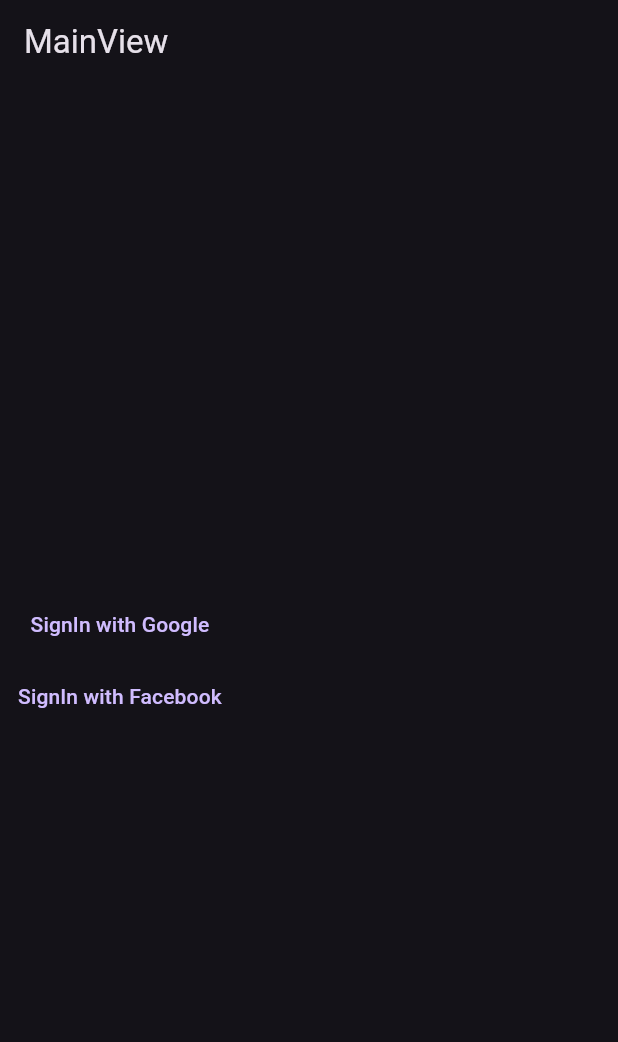
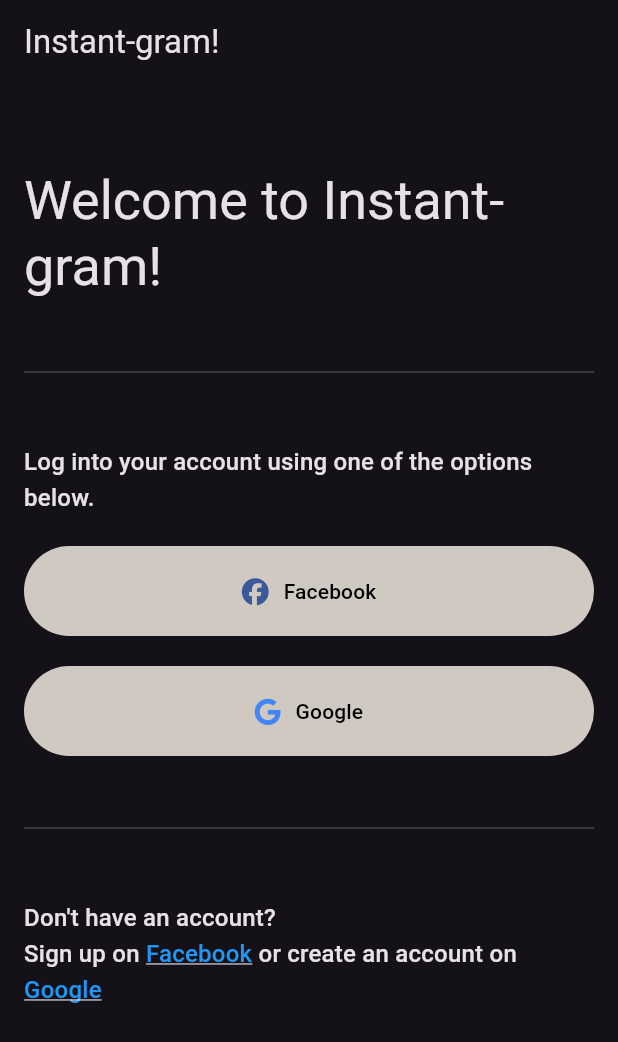
Before and after one commit to kycinski/instagram-clone, a Flutter app: the screen it shows after launch, on a phone screen of 412 x 824 dp. Shown: the top 1042 px of the screen. Run offline on Flutter 3.47's test engine with Material 3 defaults, Android fonts, the phone set to English and light mode, and no system bars; our stand-ins replace cloud_firestore, equatable, firebase_auth, firebase_core, font_awesome_flutter, google_sign_in and 1 more; missing offline and left inert: flutter_facebook_auth; accounts and stored records are empty.

Commit message:
LoginView done

```diff
--- /dev/null
+++ b/lib/extensions/string/as_html_color_to_color.dart
@@ -0,0 +1,11 @@
+import 'package:flutter/material.dart';
+import 'package:instagram_clone/extensions/string/remove_all.dart';
+
+extension AsHtmlColorToColor on String {
+  Color htmlColorToColor() => Color(
+        int.parse(
+          removeAll(['0x', '#']).padLeft(8, 'ff'),
+          radix: 16,
+        ),
+      );
+}
--- /dev/null
+++ b/lib/extensions/string/remove_all.dart
@@ -0,0 +1,9 @@
+extension RemoveAll on String {
+  String removeAll(Iterable<String> values) => values.fold(
+        this,
+        (result, value) => result.replaceAll(
+          value,
+          '',
+        ),
+      );
+}
--- a/lib/main.dart
+++ b/lib/main.dart
@@ -6,6 +6,7 @@ import 'package:instagram_clone/state/auth/providers/auth_state_provider.dart';
 import 'package:instagram_clone/state/auth/providers/is_logged_in_provider.dart';
 import 'package:instagram_clone/state/providers/is_loading_provider.dart';
 import 'package:instagram_clone/views/components/loading/loading_screen.dart';
+import 'package:instagram_clone/views/login/login_view.dart';
 
 void main() async {
   WidgetsFlutterBinding.ensureInitialized();
@@ -66,29 +67,3 @@ class MainView extends StatelessWidget {
     );
   }
 }
-
-class LoginView extends ConsumerWidget {
-  const LoginView({super.key});
-
-  @override
-  Widget build(BuildContext context, WidgetRef ref) {
-    return Scaffold(
-      appBar: AppBar(
-        title: const Text('MainView'),
-      ),
-      body: Column(
-        mainAxisAlignment: MainAxisAlignment.center,
-        children: [
-          TextButton(
-            onPressed: ref.read(authStateProvider.notifier).loginWithGoogle,
-            child: const Text('SignIn with Google'),
-          ),
-          TextButton(
-            onPressed: ref.read(authStateProvider.notifier).loginWithFacebook,
-            child: const Text('SignIn with Facebook'),
-          ),
-        ],
-      ),
-    );
-  }
-}
--- a/lib/views/components/loading/loading_screen.dart
+++ b/lib/views/components/loading/loading_screen.dart
@@ -30,7 +30,7 @@ class LoadingScreen {
     _controller = null;
   }
 
-  LoadingScreenController? showOverlay({
+  LoadingScreenController showOverlay({
     required BuildContext context,
     required String text,
   }) {
--- /dev/null
+++ b/lib/views/components/rich_text/base_text.dart
@@ -0,0 +1,35 @@
+import 'package:flutter/material.dart' show immutable, TextStyle, Colors, TextDecoration, VoidCallback;
+import 'package:instagram_clone/views/components/rich_text/link_text.dart';
+
+@immutable
+class BaseText {
+  final String text;
+  final TextStyle? style;
+
+  const BaseText({
+    required this.text,
+    this.style,
+  });
+
+  factory BaseText.plain({
+    required String text,
+    TextStyle? style = const TextStyle(),
+  }) =>
+      BaseText(
+        text: text,
+        style: style,
+      );
+  factory BaseText.link({
+    required String text,
+    required VoidCallback onTapped,
+    TextStyle? style = const TextStyle(
+      color: Colors.blue,
+      decoration: TextDecoration.underline,
+    ),
+  }) =>
+      LinkText(
+        text: text,
+        onTapped: onTapped,
+        style: style,
+      );
+}
--- /dev/null
+++ b/lib/views/components/rich_text/link_text.dart
@@ -0,0 +1,12 @@
+import 'package:flutter/foundation.dart' show immutable, VoidCallback;
+import 'package:instagram_clone/views/components/rich_text/base_text.dart';
+
+@immutable
+class LinkText extends BaseText {
+  final VoidCallback onTapped;
+  const LinkText({
+    required super.text,
+    required this.onTapped,
+    super.style,
+  });
+}
--- /dev/null
+++ b/lib/views/components/rich_text/rich_text_widget.dart
@@ -0,0 +1,39 @@
+import 'package:flutter/gestures.dart';
+import 'package:flutter/material.dart';
+import 'package:instagram_clone/views/components/rich_text/base_text.dart';
+import 'package:instagram_clone/views/components/rich_text/link_text.dart';
+
+class RichTextWidget extends StatelessWidget {
+  final Iterable<BaseText> texts;
+  final TextStyle? styleForAll;
+
+  const RichTextWidget({
+    super.key,
+    required this.texts,
+    this.styleForAll,
+  });
+
+  @override
+  Widget build(BuildContext context) {
+    return RichText(
+      text: TextSpan(
+        children: texts.map(
+          (baseText) {
+            if (baseText is LinkText) {
+              return TextSpan(
+                text: baseText.text,
+                style: styleForAll?.merge(baseText.style),
+                recognizer: TapGestureRecognizer()..onTap = baseText.onTapped,
+              );
+            } else {
+              return TextSpan(
+                text: baseText.text,
+                style: styleForAll?.merge(baseText.style),
+              );
+            }
+          },
+        ).toList(),
+      ),
+    );
+  }
+}
--- /dev/null
+++ b/lib/views/constants/app_colors.dart
@@ -0,0 +1,11 @@
+import 'package:flutter/material.dart' show immutable, Colors;
+import 'package:instagram_clone/extensions/string/as_html_color_to_color.dart';
+
+@immutable
+class AppColors {
+  static final loginButtonColor = '#cfc9c2'.htmlColorToColor();
+  static const loginButtonTextColor = Colors.black;
+  static final googleColor = '#4285F4'.htmlColorToColor();
+  static final facebookColor = '#3b5998'.htmlColorToColor();
+  const AppColors._();
+}
--- /dev/null
+++ b/lib/views/constants/strings.dart
@@ -0,0 +1,37 @@
+import 'package:flutter/foundation.dart' show immutable;
+
+@immutable
+class Strings {
+  static const appName = 'Instant-gram!';
+  static const welcomeToAppName = 'Welcome to ${Strings.appName}';
+  static const youHaveNoPosts =
+      'You have not made a post yet. Press either the video-upload or the photo-upload buttons to the top of the screen in order to upload your first post!';
+  static const noPostsAvailable =
+      "Nobody seems to have made any posts yet. Why don't you take the first step and upload your first post?!";
+  static const enterYourSearchTerm =
+      'Enter your search term in order go get started. You can search in the description of all posts available in the system';
+  static const facebook = 'Facebook';
+  static const facebookSignupUrl = 'https://www.facebook.com/signup';
+  static const google = 'Google';
+  static const googleSignupUrl = 'https://accounts.google.com/signup';
+  static const logIntoYourAccount = 'Log into your account using one of the options below.';
+  static const comments = 'Comments';
+  static const writeYourCommentHere = 'Write your comment here...';
+  static const checkOutThisPost = 'Check out this post!';
+  static const postDetails = 'Post Details';
+  static const post = 'post';
+
+  static const createNewPost = 'Create New Post';
+  static const pleaseWriteYourMessageHere = 'Please write your message here';
+
+  static const noCommentsYet =
+      'Nobody has commented on this post yet. You can change that though, and be the first person who comments!';
+
+  static const enterYourSearchTermHere = 'Enter your search term here';
+
+  // login view rich text at bottom
+  static const dontHaveAnAccount = "Don't have an account?\n";
+  static const signUpOn = 'Sign up on ';
+  static const orCreateAnAccountOn = ' or create an account on ';
+  const Strings._();
+}
--- /dev/null
+++ b/lib/views/login/divider_with_margins.dart
@@ -0,0 +1,20 @@
+import 'package:flutter/material.dart';
+
+class DividerWithMargins extends StatelessWidget {
+  const DividerWithMargins({super.key});
+
+  @override
+  Widget build(BuildContext context) {
+    return const Column(
+      children: [
+        SizedBox(
+          height: 40,
+        ),
+        Divider(),
+        SizedBox(
+          height: 40,
+        )
+      ],
+    );
+  }
+}
--- /dev/null
+++ b/lib/views/login/facebook_button.dart
@@ -0,0 +1,30 @@
+import 'package:flutter/material.dart';
+import 'package:font_awesome_flutter/font_awesome_flutter.dart';
+import 'package:instagram_clone/views/constants/app_colors.dart';
+import 'package:instagram_clone/views/constants/strings.dart';
+
+class FacebookButton extends StatelessWidget {
+  const FacebookButton({super.key});
+
+  @override
+  Widget build(BuildContext context) {
+    return SizedBox(
+      height: 44,
+      child: Row(
+        mainAxisAlignment: MainAxisAlignment.center,
+        children: [
+          FaIcon(
+            FontAwesomeIcons.facebook,
+            color: AppColors.facebookColor,
+          ),
+          const SizedBox(
+            width: 10,
+          ),
+          const Text(
+            Strings.facebook,
+          ),
+        ],
+      ),
+    );
+  }
+}
--- /dev/null
+++ b/lib/views/login/google_button.dart
@@ -0,0 +1,30 @@
+import 'package:flutter/material.dart';
+import 'package:font_awesome_flutter/font_awesome_flutter.dart';
+import 'package:instagram_clone/views/constants/app_colors.dart';
+import 'package:instagram_clone/views/constants/strings.dart';
+
+class GoogleButton extends StatelessWidget {
+  const GoogleButton({super.key});
+
+  @override
+  Widget build(BuildContext context) {
+    return SizedBox(
+      height: 44,
+      child: Row(
+        mainAxisAlignment: MainAxisAlignment.center,
+        children: [
+          FaIcon(
+            FontAwesomeIcons.google,
+            color: AppColors.googleColor,
+          ),
+          const SizedBox(
+            width: 10,
+          ),
+          const Text(
+            Strings.google,
+          ),
+        ],
+      ),
+    );
+  }
+}
--- /dev/null
+++ b/lib/views/login/login_view.dart
@@ -0,0 +1,70 @@
+import 'package:flutter/material.dart';
+import 'package:hooks_riverpod/hooks_riverpod.dart';
+import 'package:instagram_clone/state/auth/providers/auth_state_provider.dart';
+import 'package:instagram_clone/views/constants/app_colors.dart';
+import 'package:instagram_clone/views/constants/strings.dart';
+import 'package:instagram_clone/views/login/divider_with_margins.dart';
+import 'package:instagram_clone/views/login/facebook_button.dart';
+import 'package:instagram_clone/views/login/google_button.dart';
+import 'package:instagram_clone/views/login/login_view_signup_links.dart';
+
+class LoginView extends ConsumerWidget {
+  const LoginView({super.key});
+
+  @override
+  Widget build(BuildContext context, WidgetRef ref) {
+    return Scaffold(
+      appBar: AppBar(
+        title: const Text(
+          Strings.appName,
+        ),
+      ),
+      body: Padding(
+        padding: const EdgeInsets.all(16),
+        child: SingleChildScrollView(
+          child: Column(
+            crossAxisAlignment: CrossAxisAlignment.stretch,
+            children: [
+              const SizedBox(
+                height: 40,
+              ),
+              Text(
+                Strings.welcomeToAppName,
+                style: Theme.of(context).textTheme.displaySmall,
+              ),
+              const DividerWithMargins(),
+              Text(
+                Strings.logIntoYourAccount,
+                style: Theme.of(context).textTheme.titleMedium?.copyWith(height: 1.5),
+              ),
+              const SizedBox(
+                height: 20,
+              ),
+              TextButton(
+                style: TextButton.styleFrom(
+                  backgroundColor: AppColors.loginButtonColor,
+                  foregroundColor: AppColors.loginButtonTextColor,
+                ),
+                onPressed: ref.read(authStateProvider.notifier).loginWithFacebook,
+                child: const FacebookButton(),
+              ),
+              const SizedBox(
+                height: 20,
+              ),
+              TextButton(
+                style: TextButton.styleFrom(
+                  backgroundColor: AppColors.loginButtonColor,
+                  foregroundColor: AppColors.loginButtonTextColor,
+                ),
+                onPressed: ref.read(authStateProvider.notifier).loginWithGoogle,
+                child: const GoogleButton(),
+              ),
+              const DividerWithMargins(),
+              const LoginViewSignupLinks(),
+            ],
+          ),
+        ),
+      ),
+    );
+  }
+}
--- /dev/null
+++ b/lib/views/login/login_view_signup_links.dart
@@ -0,0 +1,47 @@
+import 'package:flutter/material.dart';
+import 'package:instagram_clone/views/components/rich_text/base_text.dart';
+import 'package:instagram_clone/views/components/rich_text/rich_text_widget.dart';
+import 'package:instagram_clone/views/constants/strings.dart';
+import 'package:url_launcher/url_launcher.dart';
+
+class LoginViewSignupLinks extends StatelessWidget {
+  const LoginViewSignupLinks({super.key});
+
+  @override
+  Widget build(BuildContext context) {
+    return RichTextWidget(
+      texts: [
+        BaseText.plain(
+          text: Strings.dontHaveAnAccount,
+        ),
+        BaseText.plain(
+          text: Strings.signUpOn,
+        ),
+        BaseText.link(
+          text: Strings.facebook,
+          onTapped: () {
+            launchUrl(
+              Uri.parse(
+                Strings.facebookSignupUrl,
+              ),
+            );
+          },
+        ),
+        BaseText.plain(
+          text: Strings.orCreateAnAccountOn,
+        ),
+        BaseText.link(
+          text: Strings.google,
+          onTapped: () {
+            launchUrl(
+              Uri.parse(
+                Strings.googleSignupUrl,
+              ),
+            );
+          },
+        ),
+      ],
+      styleForAll: Theme.of(context).textTheme.titleMedium?.copyWith(height: 1.5),
+    );
+  }
+}
```
